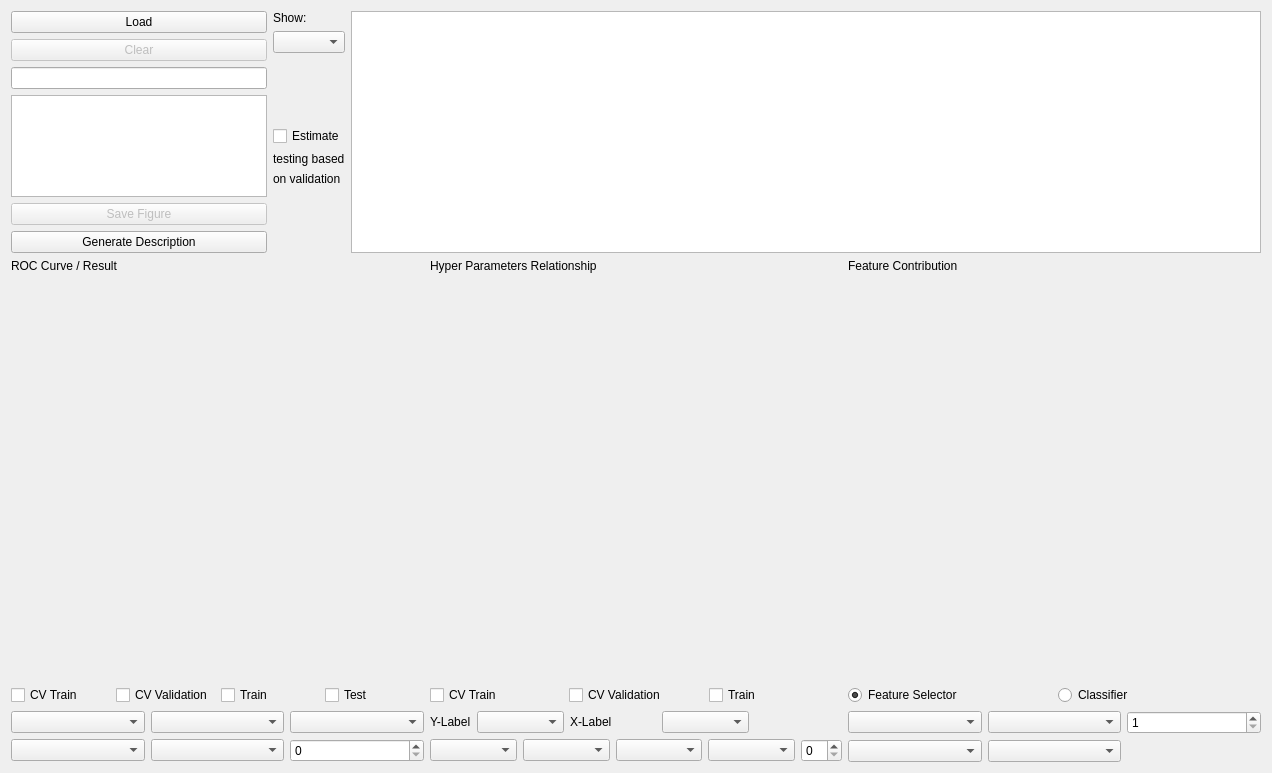
This is GUI/Visualization.ui in salan668/FAE as Qt 5 draws it before an edit. The edited form follows.
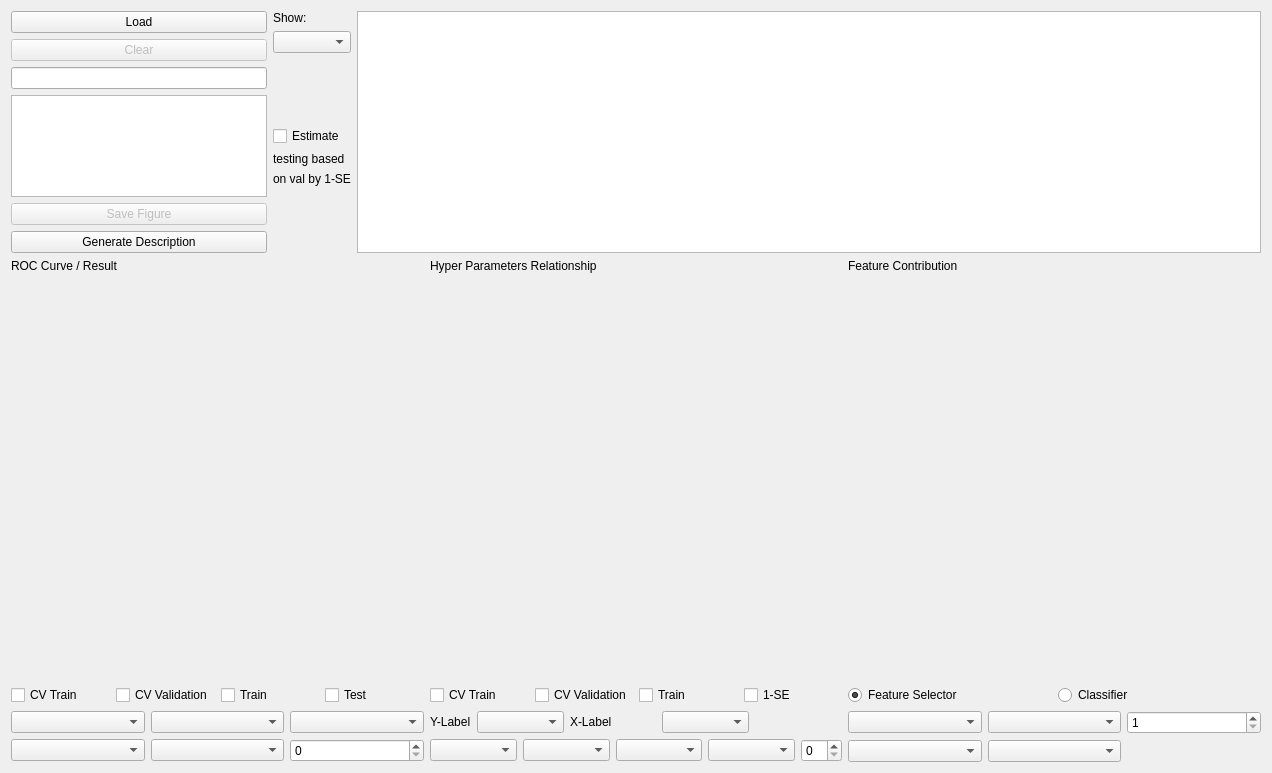
This is the edited form. Custom widgets are drawn as their Qt base class.

What changed in the file:
```diff
--- a/GUI/Visualization.ui
+++ b/GUI/Visualization.ui
@@ -106,7 +106,7 @@
            <item>
             <widget class="QLabel" name="label_8">
              <property name="text">
-              <string>on validation</string>
+              <string>on val by 1-SE</string>
              </property>
             </widget>
            </item>
@@ -251,6 +251,13 @@
              </property>
             </widget>
            </item>
+           <item>
+            <widget class="QCheckBox" name="checkPlotOneSE">
+             <property name="text">
+              <string>1-SE</string>
+             </property>
+            </widget>
+           </item>
           </layout>
          </item>
          <item>
```
